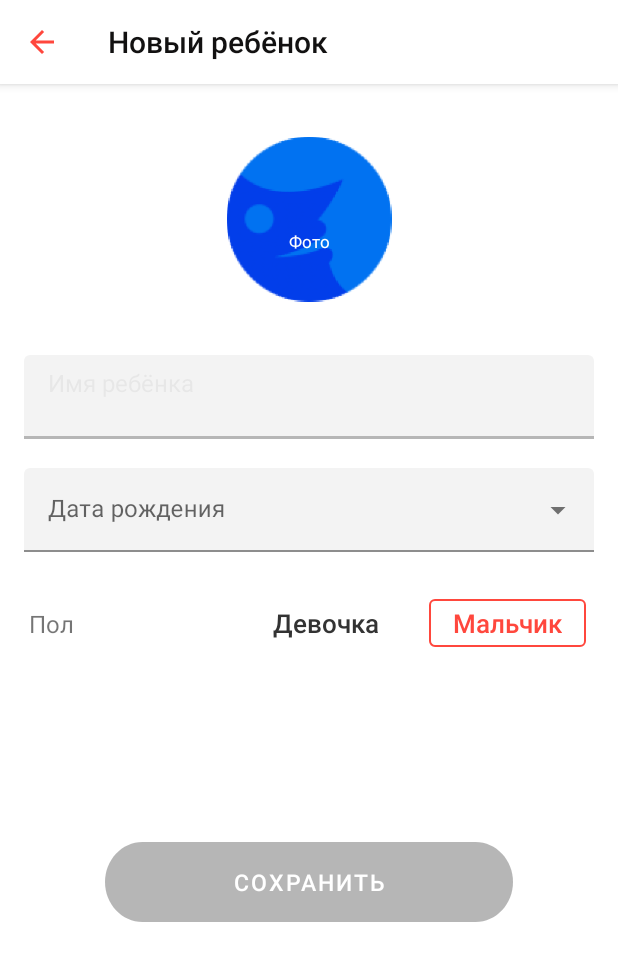
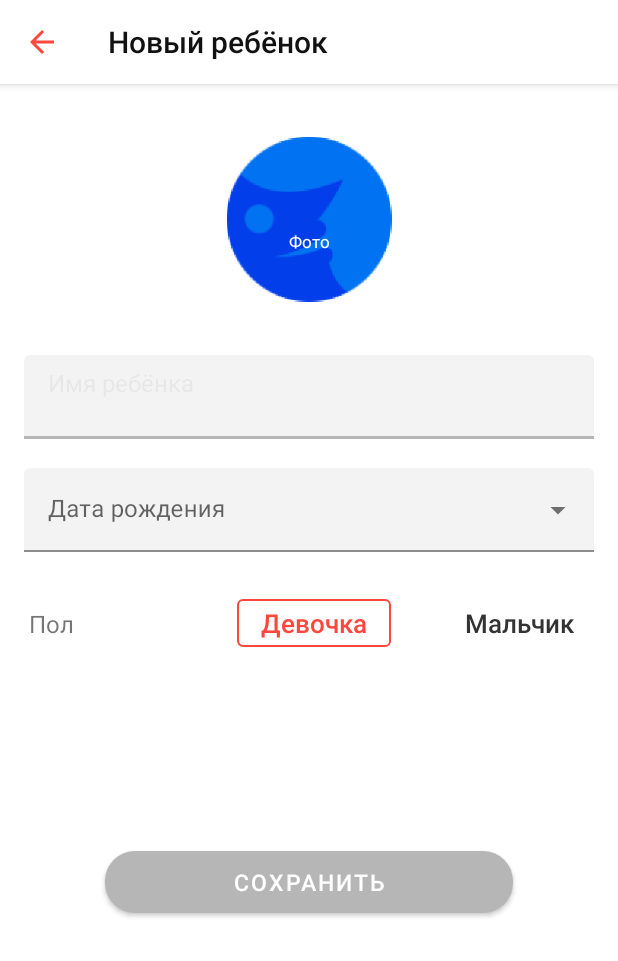
Before and after one commit to NurseyitTursunkulov/TestRussiaIvan, an Android app: the screen it shows after launch (MainActivity), on a phone screen of 412 x 824 dp. Shown: the top 961 px of the screen. Run offline under Robolectric (Android 15) with nearby library versions, the phone set to English and light mode, and no system bars; our stand-ins replace data binding; libraries missing offline, so code that uses them is left out: coil.api.load.

Commit message:
clean code

```diff
--- a/app/build.gradle
+++ b/app/build.gradle
@@ -1,7 +1,7 @@
 apply plugin: 'com.android.application'
 apply plugin: 'kotlin-android'
 apply plugin: 'kotlin-android-extensions'
-
+apply plugin: 'kotlin-kapt'
 android {
     compileSdkVersion 29
     buildToolsVersion "29.0.3"
@@ -29,6 +29,10 @@ android {
     kotlinOptions {
         jvmTarget = '1.8'
     }
+
+    dataBinding {
+        enabled = true
+    }
 }
 
 dependencies {
--- a/app/src/main/java/com/example/testrussiaivan/FirstFragment.kt
+++ b/app/src/main/java/com/example/testrussiaivan/FirstFragment.kt
@@ -2,34 +2,59 @@ package com.example.testrussiaivan
 
 import android.annotation.SuppressLint
 import android.os.Bundle
+import android.view.LayoutInflater
 import android.view.MotionEvent
 import android.view.View
+import android.view.ViewGroup
 import android.widget.Button
+import androidx.core.content.ContextCompat
+import androidx.core.widget.doOnTextChanged
 import androidx.fragment.app.Fragment
 import androidx.lifecycle.Observer
 import androidx.navigation.fragment.findNavController
 import coil.api.load
 import coil.transform.CircleCropTransformation
+import com.example.testrussiaivan.databinding.FragmentFirstBinding
 import com.example.uploadPhoto.ImageResourceChooserDialogFragment
 import kotlinx.android.synthetic.main.fragment_first.*
 import org.koin.android.viewmodel.ext.android.sharedViewModel
 
 
-class FirstFragment : Fragment(R.layout.fragment_first) {
+class FirstFragment : Fragment() {
 
+    lateinit var binding: FragmentFirstBinding
     private val viewModel: MyViewModel by sharedViewModel()
 
-    @SuppressLint("ClickableViewAccessibility", "ResourceType")
+    override fun onCreateView(
+            inflater: LayoutInflater,
+            container: ViewGroup?,
+            savedInstanceState: Bundle?
+    ): View? {
+        binding = FragmentFirstBinding.inflate(inflater, container, false)
+        binding.viewmodel = viewModel
+        return binding.root
+    }
+
+    @SuppressLint( "ResourceType")
     override fun onViewCreated(view: View, savedInstanceState: Bundle?) {
         super.onViewCreated(view, savedInstanceState)
 
+        setClickListeners(view)
+
+        observeViewModelForChanges()
+    }
+
+    @SuppressLint("ClickableViewAccessibility")
+    private fun setClickListeners(view: View) {
         view.findViewById<Button>(R.id.save_btn).setOnClickListener {
             findNavController().navigate(R.id.action_FirstFragment_to_SecondFragment)
         }
         add_avatar_imageview.setOnClickListener {
             showBottomSheetFragment()
         }
-
+        child_name_et.doOnTextChanged { text, start, count, after ->
+            viewModel.name.postValue(Event(text.toString()))
+        }
         select_birthday_et.setOnTouchListener { v, event ->
             if (event.action == MotionEvent.ACTION_UP) {
                 chooseDate { date ->
@@ -55,7 +80,9 @@ class FirstFragment : Fragment(R.layout.fragment_first) {
         girl_btn_selected.setOnClickListener {
             viewModel.sexOfChild.postValue(Event(Sex.GIRL))
         }
+    }
 
+    private fun observeViewModelForChanges() {
         viewModel.bitmap.observe(viewLifecycleOwner, Observer {
             it.getContentIfNotHandled()?.let { bitmap ->
                 image_view_avatar.load(bitmap) {
@@ -75,6 +102,18 @@ class FirstFragment : Fragment(R.layout.fragment_first) {
         viewModel.date.observe(viewLifecycleOwner, Observer {
             it.getContentIfNotHandled()?.let { date ->
                 select_birthday_et.setText("${date} ")
+            }
+        })
+        viewModel.requiredFieldsWritten.observe(viewLifecycleOwner, Observer {
+            if (it) {
+                save_btn.setBackgroundColor(ContextCompat.getColor(requireContext(), R.color.red))
+            } else {
+                save_btn.setBackgroundColor(
+                    ContextCompat.getColor(
+                        requireContext(),
+                        R.color.colorPrimary
+                    )
+                )
             }
         })
 
--- a/app/src/main/java/com/example/testrussiaivan/MyViewModel.kt
+++ b/app/src/main/java/com/example/testrussiaivan/MyViewModel.kt
@@ -2,6 +2,7 @@ package com.example.testrussiaivan
 
 import android.graphics.Bitmap
 import android.net.Uri
+import androidx.lifecycle.MediatorLiveData
 import androidx.lifecycle.MutableLiveData
 import androidx.lifecycle.ViewModel
 
@@ -9,5 +10,19 @@ class MyViewModel : ViewModel() {
     val bitmap: MutableLiveData<Event<Bitmap>> = MutableLiveData()
     val galleryImageUri: MutableLiveData<Event<Uri>> = MutableLiveData()
     val date: MutableLiveData<Event<String>> = MutableLiveData()
-    val sexOfChild: MutableLiveData<Event<Sex>> = MutableLiveData()
+    val sexOfChild: MutableLiveData<Event<Sex>> = MutableLiveData(Event(Sex.GIRL))
+    val name: MutableLiveData<Event<String>> = MutableLiveData()
+
+    val requiredFieldsWritten = MediatorLiveData<Boolean>()
+
+    init {
+        requiredFieldsWritten.notifyWhenFieldsFilled(
+            bitmap,
+            galleryImageUri,
+            date,
+            name
+        )
+    }
+
+
 }
--- /dev/null
+++ b/app/src/main/java/com/example/testrussiaivan/UtilViewModel.kt
@@ -0,0 +1,63 @@
+package com.example.testrussiaivan
+
+import android.graphics.Bitmap
+import android.net.Uri
+import androidx.lifecycle.MediatorLiveData
+import androidx.lifecycle.MutableLiveData
+
+fun MediatorLiveData<Boolean>.notifyWhenFieldsFilled(
+    bitmap: MutableLiveData<Event<Bitmap>>,
+    galleryImageUri: MutableLiveData<Event<Uri>>,
+    date: MutableLiveData<Event<String>>,
+    name: MutableLiveData<Event<String>>
+) {
+    this.addSource(name) {
+        if (galleryImageUri.value?.peekContent() != null || bitmap.value?.peekContent() != null) {
+            date.value?.peekContent()?.isNotEmpty()?.let {
+                if (it)
+                    this.value = true
+            }
+
+        }
+        name.value?.peekContent()?.isEmpty()?.let {
+            if (it) this.value = false
+        }
+
+    }
+
+    this.addSource(date) {
+        if (galleryImageUri.value?.peekContent() != null || bitmap.value?.peekContent() != null) {
+            name.value?.peekContent()?.isNotEmpty()?.let {
+                if (it)
+                    this.value = true
+            }
+
+        }
+
+    }
+    this.addSource(bitmap) {
+        date.value?.peekContent()?.isNotEmpty()?.let {
+            if (it) {
+                name.value?.peekContent()?.isNotEmpty()?.let {
+                    if (it)
+                        this.value = true
+                }
+
+            }
+        }
+
+    }
+
+    this.addSource(galleryImageUri) { uri ->
+        date.value?.peekContent()?.isNotEmpty()?.let {
+            if (it) {
+                name.value?.peekContent()?.isNotEmpty()?.let {
+                    if (it)
+                        this.value = true
+                }
+
+            }
+        }
+
+    }
+}
--- a/app/src/main/res/layout/fragment_first.xml
+++ b/app/src/main/res/layout/fragment_first.xml
@@ -1,6 +1,12 @@
 <?xml version="1.0" encoding="utf-8"?>
-<androidx.constraintlayout.widget.ConstraintLayout xmlns:android="http://schemas.android.com/apk/res/android"
-    xmlns:app="http://schemas.android.com/apk/res-auto"
+<layout xmlns:android="http://schemas.android.com/apk/res/android"
+    xmlns:app="http://schemas.android.com/apk/res-auto">
+    <data>
+        <variable
+            name="viewmodel"
+            type="com.example.testrussiaivan.MyViewModel" />
+    </data>
+<androidx.constraintlayout.widget.ConstraintLayout
     xmlns:tools="http://schemas.android.com/tools"
     android:layout_width="match_parent"
     android:layout_height="match_parent"
@@ -73,7 +79,7 @@
         app:layout_constraintTop_toBottomOf="@+id/image_view_avatar">
 
         <com.google.android.material.textfield.TextInputEditText
-
+            android:id="@+id/child_name_et"
             android:layout_width="match_parent"
             android:layout_height="wrap_content" />
     </com.google.android.material.textfield.TextInputLayout>
@@ -185,7 +191,6 @@
         android:layout_width="272dp"
         android:layout_height="53dp"
         android:layout_marginTop="124dp"
-        android:background="@drawable/ic_field"
         android:clipChildren="false"
         android:clipToPadding="false"
         app:layout_constraintEnd_toEndOf="parent"
@@ -197,3 +202,4 @@
         app:layout_constraintTop_toBottomOf="@+id/girl_btn" />
 
 </androidx.constraintlayout.widget.ConstraintLayout>
+</layout>
--- a/app/src/main/res/values/styles.xml
+++ b/app/src/main/res/values/styles.xml
@@ -88,6 +88,4 @@
         <item name="android:textSize">17sp</item>
         <item name="android:textAllCaps">false</item>
     </style>
-
-    <style name="SexButtonSelectedd"></style>
 </resources>
```
